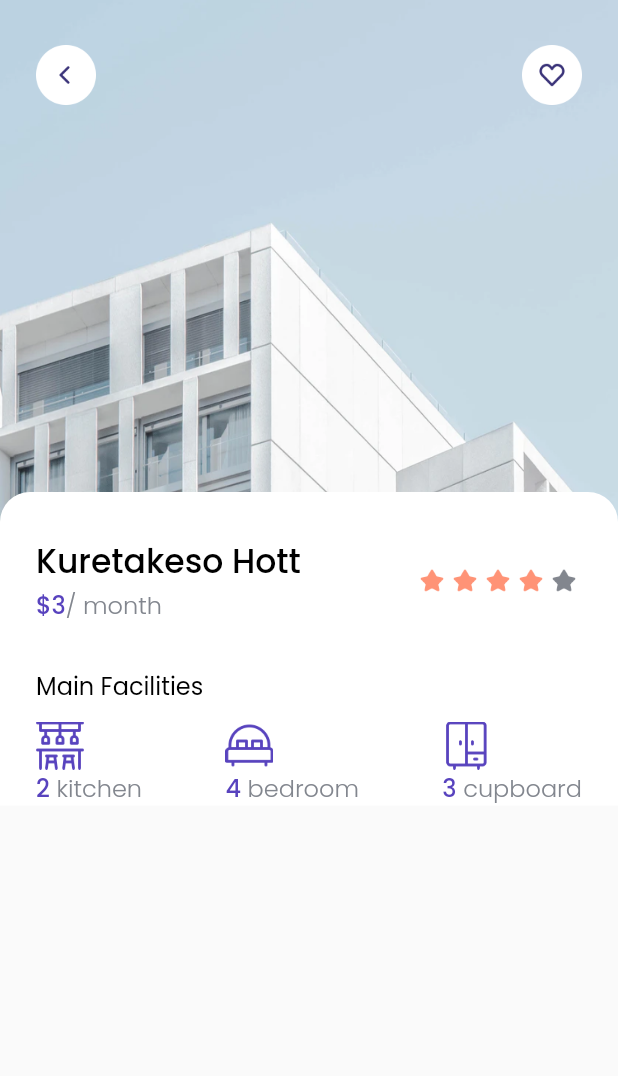
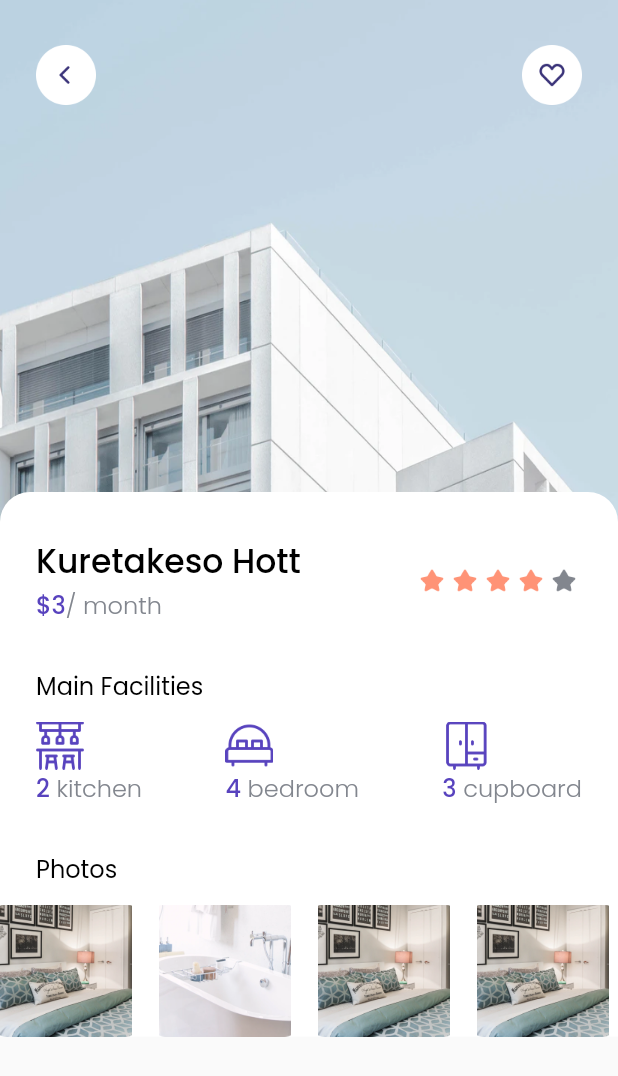
Before and after one commit to Itsqy/Find-Home-App, a Flutter app: the DetailPage screen opened directly, on a phone screen of 412 x 824 dp. Shown: the top 1076 px of the screen. Run offline on Flutter 3.47's test engine with Material 2 defaults, Android fonts, the phone set to English and light mode, and no system bars; our stand-ins replace google_fonts; missing offline and left inert: dart:ffi.

```diff
--- a/lib/pages/detail_pages.dart
+++ b/lib/pages/detail_pages.dart
@@ -168,6 +168,65 @@ class DetailPage extends StatelessWidget {
                           ],
                         ),
                       ),
+                      // NOTE : Photos
+
+                      SizedBox(
+                        height: 30,
+                      ),
+                      Padding(
+                        padding: EdgeInsets.only(left: edge),
+                        child: Text(
+                          'Photos',
+                          style: regulerStyle.copyWith(fontSize: 16),
+                        ),
+                      ),
+                      SizedBox(
+                        height: 12,
+                      ),
+                      Container(
+                        height: 88,
+                        child: ListView(
+                          scrollDirection: Axis.horizontal,
+                          children: [
+                            Image.asset(
+                              'assets/picphoto_1.png',
+                              height: 110,
+                              width: 88,
+                              fit: BoxFit.cover,
+                            ),
+                            SizedBox(
+                              width: 18,
+                            ),
+                            Image.asset(
+                              'assets/picphoto_2.png',
+                              height: 110,
+                              width: 88,
+                              fit: BoxFit.cover,
+                            ),
+                            SizedBox(
+                              width: 18,
+                            ),
+                            Image.asset(
+                              'assets/picphoto_1.png',
+                              height: 110,
+                              width: 88,
+                              fit: BoxFit.cover,
+                            ),
+                            SizedBox(
+                              width: 18,
+                            ),
+                            Image.asset(
+                              'assets/picphoto_1.png',
+                              height: 110,
+                              width: 88,
+                              fit: BoxFit.cover,
+                            ),
+                            SizedBox(
+                              width: 18,
+                            ),
+                          ],
+                        ),
+                      )
                     ],
                   ),
                 ),
```
